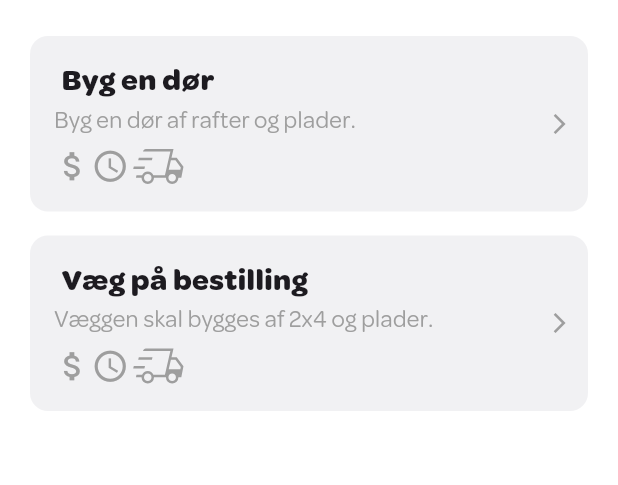
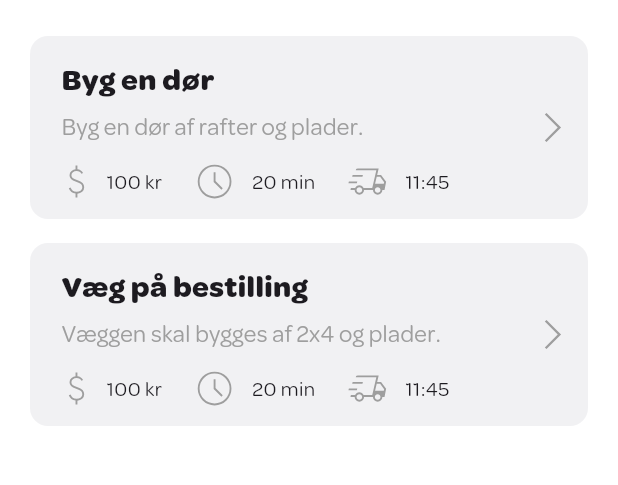
Before and after one commit to emilieweiss/voldt, a Flutter app: the screen it shows after launch, on a phone screen of 412 x 824 dp, the part 84-569 px from its top. Run offline on Flutter 3.47's test engine with Material 3 defaults, Android fonts, the phone set to English and light mode, and no system bars; our stand-ins replace flutter_bloc, flutter_svg, fpdart, get_it, go_router, supabase_flutter; accounts and stored records are empty.

Commit message:
Update icons

```diff
--- a/lib/widgets/job_card.dart
+++ b/lib/widgets/job_card.dart
@@ -38,7 +38,7 @@ class JobCard extends StatelessWidget {
                         5,
                         5,
                         0,
-                        0,
+                        5,
                       ),
                       child: Text(
                         job['title'] ?? 'Job titel',
@@ -48,33 +48,49 @@ class JobCard extends StatelessWidget {
                         ),
                       ),
                     ),
-                    Text(
-                      job['description'] ?? 'Beskrivelse',
-                      style: const TextStyle(
-                        fontSize: 16,
-                        color: Colors.grey,
+                    Padding(
+                      padding: const EdgeInsets.fromLTRB(
+                        5,
+                        0,
+                        0,
+                        10,
+                      ),
+                      child: Text(
+                        job['description'] ?? 'Beskrivelse',
+                        style: const TextStyle(
+                          fontSize: 16,
+                          color: Colors.grey,
+                        ),
                       ),
                     ),
                     Row(
                       children: [
-                        Icon(
-                          Icons.attach_money,
+                        SvgPicture.asset(
+                          'assets/icons/attach_money.svg',
                           color: Colors.grey,
-                          size: 25,
-                          weight: 100,
+                          height: 30,
+                          width: 30,
                         ),
-                        Icon(
-                          Icons.schedule,
+                        const SizedBox(width: 5),
+                        Text('100 kr'),
+                        const SizedBox(width: 20),
+                        SvgPicture.asset(
+                          'assets/icons/schedule.svg',
                           color: Colors.grey,
-                          size: 25,
-                          weight: 100,
+                          height: 30,
+                          width: 30,
                         ),
+                        const SizedBox(width: 10),
+                        Text('20 min'),
+                        const SizedBox(width: 20),
                         SvgPicture.asset(
                           'assets/icons/delivery_truck_speed.svg',
                           color: Colors.grey,
-                          height: 40,
-                          width: 40,
+                          height: 30,
+                          width: 30,
                         ),
+                        const SizedBox(width: 10),
+                        Text('11:45'),
                       ],
                     ),
                   ],
@@ -82,10 +98,11 @@ class JobCard extends StatelessWidget {
               ),
               Padding(
                 padding: const EdgeInsets.all(1),
-                child: Icon(
-                  Icons.arrow_forward_ios,
+                child: SvgPicture.asset(
+                  'assets/icons/arrow_forward.svg',
                   color: Colors.grey,
-                  size: 16.0,
+                  height: 25,
+                  width: 25,
                 ),
               ),
             ],
```
Also changed, not shown: assets/icons/arrow_forward.svg (added), assets/icons/attach_money.svg (added), assets/icons/schedule.svg (added).
